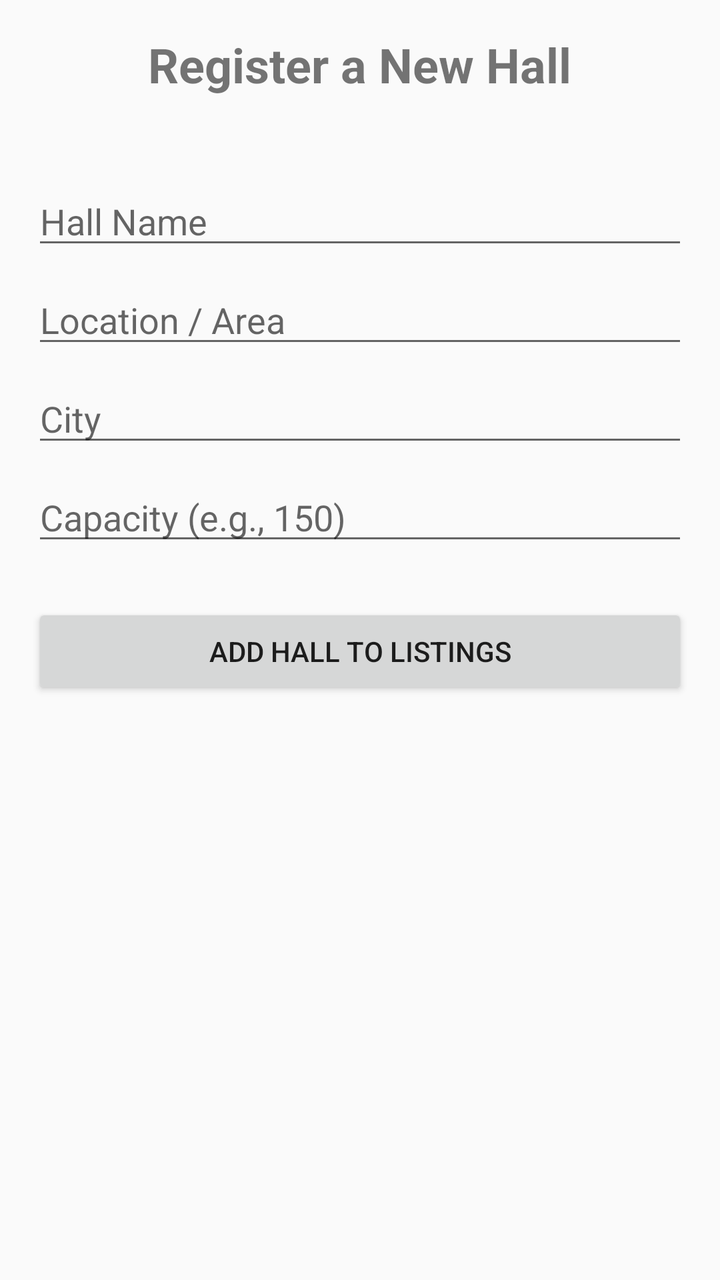
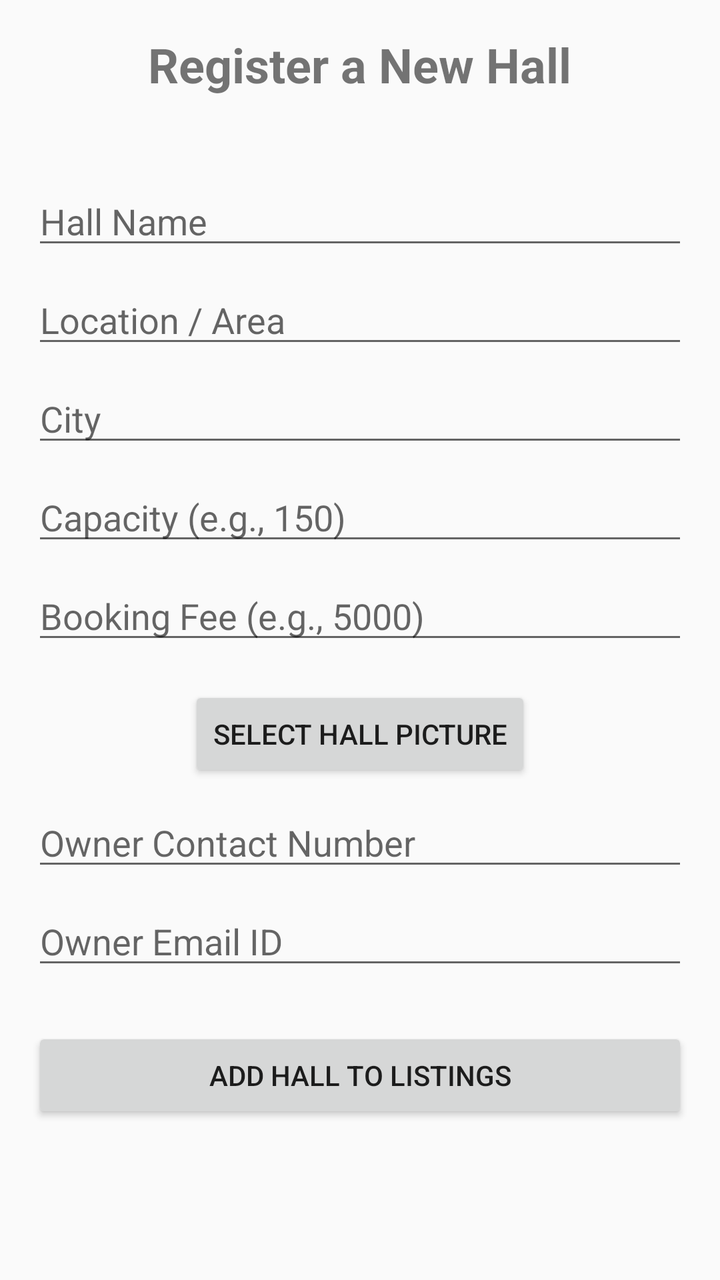

The first picture is an Android layout as it rendered before a commit; the second is the same layout after the commit. The layout source and the unified diff follow.
<!-- AndroidManifest.xml: application theme AppTheme -->
<!-- res/layout/activity_add_hall.xml -->
<?xml version="1.0" encoding="utf-8"?>
<LinearLayout xmlns:android="http://schemas.android.com/apk/res/android"
    android:layout_width="match_parent"
    android:layout_height="match_parent"
    android:gravity="center_horizontal"
    android:orientation="vertical"
    android:padding="16dp">

    <TextView
        android:layout_width="wrap_content"
        android:layout_height="wrap_content"
        android:layout_marginBottom="24dp"
        android:text="Register a New Hall"
        android:textSize="24sp"
        android:textStyle="bold" />

    <EditText
        android:id="@+id/hall_name"
        android:layout_width="match_parent"
        android:layout_height="wrap_content"
        android:layout_marginTop="16dp"
        android:hint="Hall Name" />

    <EditText
        android:id="@+id/hall_location"
        android:layout_width="match_parent"
        android:layout_height="wrap_content"
        android:layout_marginTop="8dp"
        android:hint="Location / Area" />

    <EditText
        android:id="@+id/hall_city"
        android:layout_width="match_parent"
        android:layout_height="wrap_content"
        android:layout_marginTop="8dp"
        android:hint="City" />

    <EditText
        android:id="@+id/hall_capacity"
        android:layout_width="match_parent"
        android:layout_height="wrap_content"
        android:layout_marginTop="8dp"
        android:hint="Capacity (e.g., 150)"
        android:inputType="number" />

    <Button
        android:id="@+id/add_hall_button"
        android:layout_width="match_parent"
        android:layout_height="wrap_content"
        android:layout_marginTop="24dp"
        android:text="Add Hall to Listings" />

</LinearLayout>
<!-- resources referenced by this layout -->
<resources>
  <style name="AppTheme" parent="Theme.AppCompat.Light.DarkActionBar">
          
          <item name="colorPrimary">@color/colorPrimary</item>
          <item name="colorPrimaryDark">@color/colorPrimaryDark</item>
          <item name="colorAccent">@color/colorPrimaryDark</item>
      </style>
  <color name="colorPrimary">#3F51B5</color>
  <color name="colorPrimaryDark">#303F9F</color>
</resources>

<!-- the commit's change to res/layout/activity_add_hall.xml (unified diff, before → after) -->
@@ -1,53 +1,97 @@
 <?xml version="1.0" encoding="utf-8"?>
-<LinearLayout xmlns:android="http://schemas.android.com/apk/res/android"
+<ScrollView xmlns:android="http://schemas.android.com/apk/res/android"
     android:layout_width="match_parent"
-    android:layout_height="match_parent"
-    android:gravity="center_horizontal"
-    android:orientation="vertical"
-    android:padding="16dp">
+    android:layout_height="match_parent">
 
-    <TextView
-        android:layout_width="wrap_content"
-        android:layout_height="wrap_content"
-        android:layout_marginBottom="24dp"
-        android:text="Register a New Hall"
-        android:textSize="24sp"
-        android:textStyle="bold" />
-
-    <EditText
-        android:id="@+id/hall_name"
+    <LinearLayout
         android:layout_width="match_parent"
         android:layout_height="wrap_content"
-        android:layout_marginTop="16dp"
-        android:hint="Hall Name" />
+        android:gravity="center_horizontal"
+        android:orientation="vertical"
+        android:padding="16dp">
 
-    <EditText
-        android:id="@+id/hall_location"
-        android:layout_width="match_parent"
-        android:layout_height="wrap_content"
-        android:layout_marginTop="8dp"
-        android:hint="Location / Area" />
+        <TextView
+            android:layout_width="wrap_content"
+            android:layout_height="wrap_content"
+            android:layout_marginBottom="24dp"
+            android:text="Register a New Hall"
+            android:textSize="24sp"
+            android:textStyle="bold" />
 
-    <EditText
-        android:id="@+id/hall_city"
-        android:layout_width="match_parent"
-        android:layout_height="wrap_content"
-        android:layout_marginTop="8dp"
-        android:hint="City" />
+        <EditText
+            android:id="@+id/hall_name"
+            android:layout_width="match_parent"
+            android:layout_height="wrap_content"
+            android:layout_marginTop="16dp"
+            android:hint="Hall Name" />
 
-    <EditText
-        android:id="@+id/hall_capacity"
-        android:layout_width="match_parent"
-        android:layout_height="wrap_content"
-        android:layout_marginTop="8dp"
-        android:hint="Capacity (e.g., 150)"
-        android:inputType="number" />
+        <EditText
+            android:id="@+id/hall_location"
+            android:layout_width="match_parent"
+            android:layout_height="wrap_content"
+            android:layout_marginTop="8dp"
+            android:hint="Location / Area" />
 
-    <Button
-        android:id="@+id/add_hall_button"
-        android:layout_width="match_parent"
-        android:layout_height="wrap_content"
-        android:layout_marginTop="24dp"
-        android:text="Add Hall to Listings" />
+        <EditText
+            android:id="@+id/hall_city"
+            android:layout_width="match_parent"
+            android:layout_height="wrap_content"
+            android:layout_marginTop="8dp"
+            android:hint="City" />
 
-</LinearLayout>
+        <EditText
+            android:id="@+id/hall_capacity"
+            android:layout_width="match_parent"
+            android:layout_height="wrap_content"
+            android:layout_marginTop="8dp"
+            android:hint="Capacity (e.g., 150)"
+            android:inputType="number" />
+
+        <EditText
+            android:id="@+id/hall_fee"
+            android:layout_width="match_parent"
+            android:layout_height="wrap_content"
+            android:layout_marginTop="8dp"
+            android:hint="Booking Fee (e.g., 5000)"
+            android:inputType="numberDecimal" />
+
+        <Button
+            android:id="@+id/select_image_button"
+            android:layout_width="wrap_content"
+            android:layout_height="wrap_content"
+            android:layout_marginTop="16dp"
+            android:text="Select Hall Picture" />
+
+        <ImageView
+            android:id="@+id/hall_image_preview"
+            android:layout_width="150dp"
+            android:layout_height="150dp"
+            android:layout_marginTop="8dp"
+            android:scaleType="centerCrop"
+            android:visibility="gone" />
+
+        <EditText
+            android:id="@+id/owner_contact"
+            android:layout_width="match_parent"
+            android:layout_height="wrap_content"
+            android:layout_marginTop="8dp"
+            android:hint="Owner Contact Number"
+            android:inputType="phone" />
+
+        <EditText
+            android:id="@+id/owner_email"
+            android:layout_width="match_parent"
+            android:layout_height="wrap_content"
+            android:layout_marginTop="8dp"
+            android:hint="Owner Email ID"
+            android:inputType="textEmailAddress" />
+
+        <Button
+            android:id="@+id/add_hall_button"
+            android:layout_width="match_parent"
+            android:layout_height="wrap_content"
+            android:layout_marginTop="24dp"
+            android:text="Add Hall to Listings" />
+
+    </LinearLayout>
+</ScrollView>
